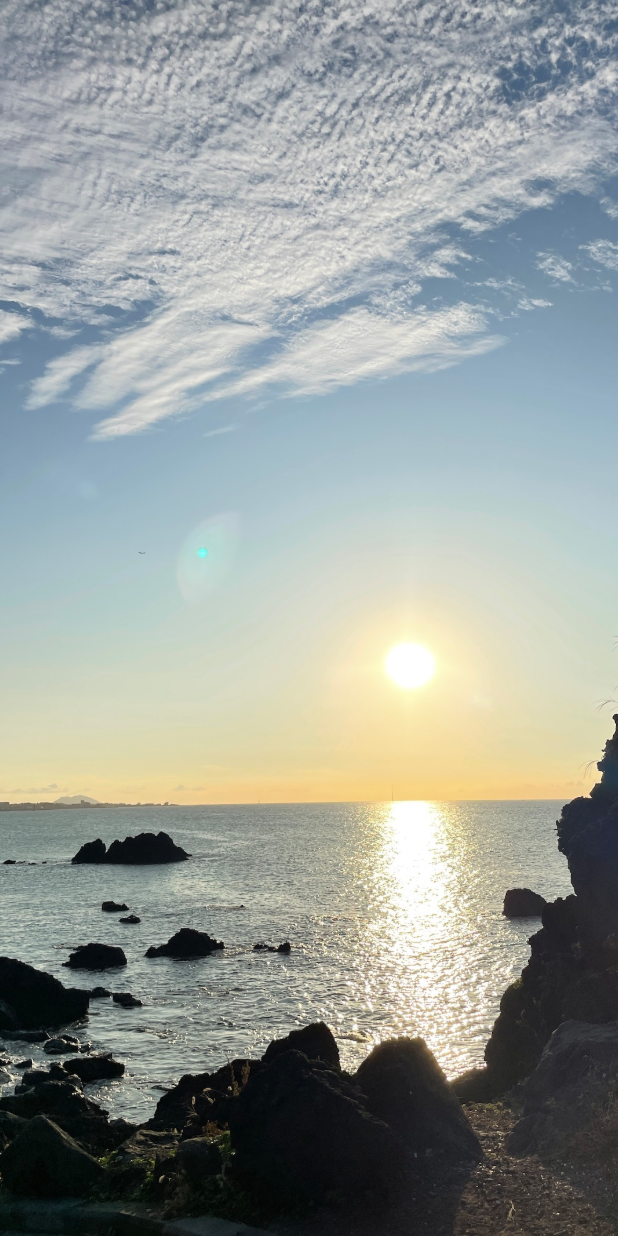
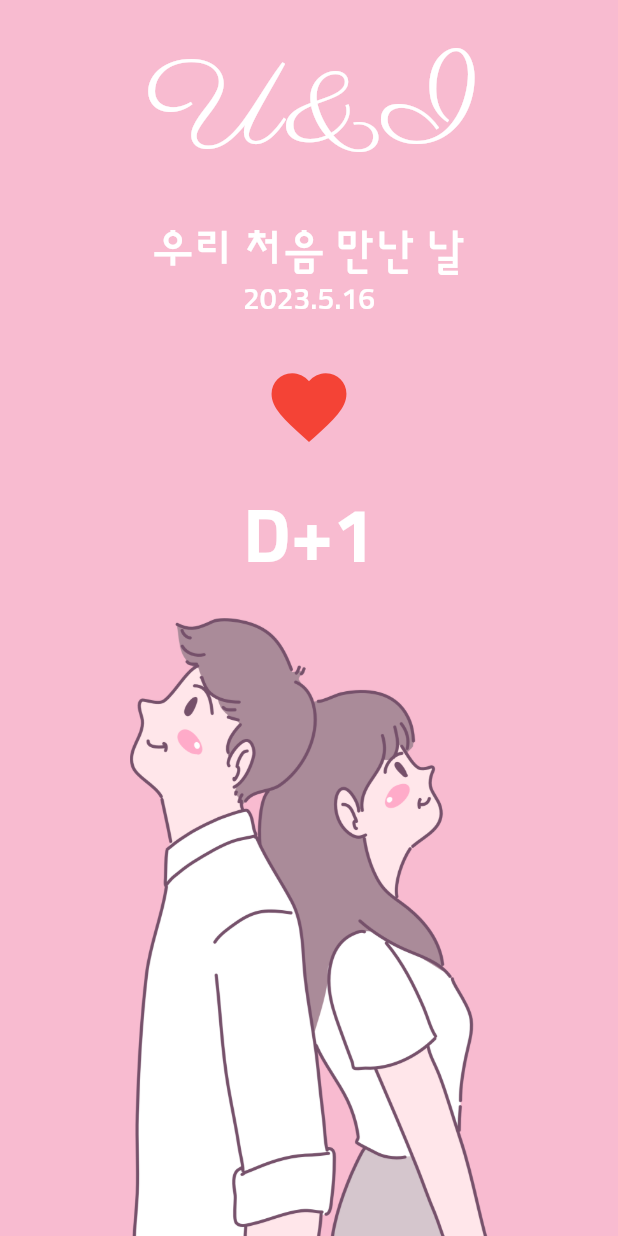
Before and after one commit to Jigoooo/flutter-first, a Flutter app: the screen it shows after launch, on a phone screen of 412 x 824 dp. Run offline on Flutter 3.47's test engine with Material 2 defaults, Android fonts, the phone set to English and light mode, and no system bars.

Commit message:
d day 만들기

```diff
--- a/lib/screen/home_screen.dart
+++ b/lib/screen/home_screen.dart
@@ -1,8 +1,5 @@
-import 'dart:async';
-
 import 'package:flutter/cupertino.dart';
 import 'package:flutter/material.dart';
-import 'package:webview_flutter/webview_flutter.dart';
 
 class HomeScreen extends StatefulWidget {
   const HomeScreen({Key? key}) : super(key: key);
@@ -12,50 +9,136 @@ class HomeScreen extends StatefulWidget {
 }
 
 class _HomeScreenState extends State<HomeScreen> {
-  Timer? timer;
-  PageController pageController = PageController(
-    initialPage: 0,
+  DateTime selectedDate = DateTime(
+    DateTime.now().year,
+    DateTime.now().month,
+    DateTime.now().day,
   );
-
-  @override
-  void initState() {
-    super.initState();
-
-    timer = Timer.periodic(Duration(seconds: 4), (timer) {
-      int currentPage = pageController.page!.toInt();
-      int nextPage = currentPage + 1;
-
-      if(nextPage > 4) {
-        nextPage = 0;
-      }
-
-      pageController.animateToPage(nextPage, duration: Duration(milliseconds: 400), curve: Curves.linear);
-    });
-  }
-
-  @override
-  void dispose() {
-    pageController.dispose();
-
-    if(timer != null) {
-      timer!.cancel();
-    }
-
-    super.dispose();
-  }
 
   @override
   Widget build(BuildContext context) {
     return Scaffold(
-      body: PageView(
-        controller: pageController,
-        children: [1, 2, 3, 4, 5]
-            .map((e) => Image.asset(
-                  'asset/img/image_$e.jpeg',
-                  fit: BoxFit.cover,
-                ))
-            .toList(),
+        backgroundColor: Colors.pink[100],
+        body: SafeArea(
+          bottom: false,
+          child: SizedBox(
+            width: MediaQuery.of(context).size.width,
+            child: Column(
+              children: [
+                _TopPart(
+                  selectedDate: selectedDate,
+                  onPressed: onHeartPressed,
+                ),
+                const _BottomPart(),
+              ],
+            ),
+          ),
+        ));
+  }
+
+  onHeartPressed() {
+    final now = DateTime.now();
+
+    showCupertinoDialog(
+        context: context,
+        barrierDismissible: true,
+        builder: (BuildContext context) {
+          return Align(
+            alignment: Alignment.bottomCenter,
+            child: Container(
+              height: 300.0,
+              color: Colors.white,
+              child: CupertinoTheme(
+                  data: CupertinoThemeData(
+                    brightness: Theme.of(context).brightness,
+                    textTheme: const CupertinoTextThemeData(
+                      dateTimePickerTextStyle: TextStyle(
+                        fontSize: 28,
+                      ),
+                    ),
+                  ),
+                  child: CupertinoDatePicker(
+                    mode: CupertinoDatePickerMode.date,
+                    initialDateTime: selectedDate,
+                    maximumDate: DateTime(
+                      now.year,
+                      now.month,
+                      now.day,
+                    ),
+                    onDateTimeChanged: (DateTime date) {
+                      setState(() {
+                        selectedDate = date;
+                      });
+                    },
+                  )),
+            ),
+          );
+        });
+  }
+}
+
+class _TopPart extends StatelessWidget {
+  final now = DateTime.now();
+  final DateTime selectedDate;
+  final VoidCallback onPressed;
+
+  _TopPart({required this.selectedDate, required this.onPressed, Key? key}) : super(key: key);
+
+  @override
+  Widget build(BuildContext context) {
+    final theme = Theme.of(context);
+
+    return Expanded(
+      child: Column(
+        mainAxisAlignment: MainAxisAlignment.spaceEvenly,
+        children: [
+          Text(
+            'U&I',
+            style: theme.textTheme.displayLarge,
+          ),
+          Column(
+            children: [
+              Text(
+                '우리 처음 만난 날',
+                style: theme.textTheme.bodyLarge,
+              ),
+              Text(
+                '${selectedDate.year}.${selectedDate.month}.${selectedDate.day}',
+                style: theme.textTheme.bodyMedium,
+              ),
+            ],
+          ),
+          IconButton(
+            iconSize: 60.0,
+            onPressed: onPressed,
+            icon: const Icon(
+              Icons.favorite,
+              color: Colors.red,
+            ),
+          ),
+          Text(
+            'D+${DateTime(
+                  now.year,
+                  now.month,
+                  now.day,
+                ).difference(selectedDate).inDays + 1}',
+            style: theme.textTheme.displayMedium,
+          ),
+        ],
       ),
     );
   }
 }
+
+class _BottomPart extends StatelessWidget {
+  const _BottomPart({Key? key}) : super(key: key);
+
+  @override
+  Widget build(BuildContext context) {
+    return Expanded(
+      child: Image.asset(
+        'asset/img/middle_image.png',
+      ),
+    );
+  }
+}
```
Also changed, not shown: lib/main.dart (+27 -5 lines), pubspec.yaml (+13 -0 lines), asset/font/Parisienne-Regular.ttf (added), asset/font/Sunflower-Bold.ttf (added), asset/font/Sunflower-Light.ttf (added), asset/font/Sunflower-Medium.ttf (added), asset/img/middle_image.png (added).
